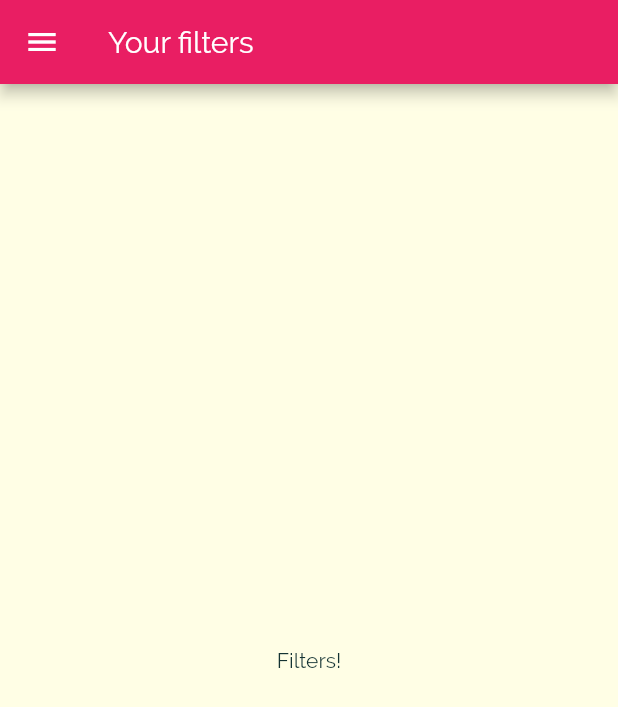
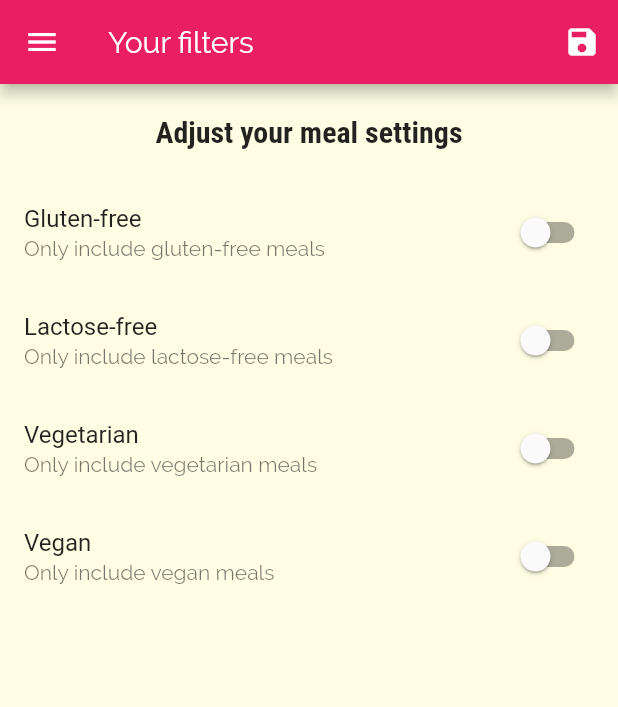
Before and after one commit to jimdis/flutter-udemy3, a Flutter app: the FiltersScreen screen opened by its route, on a phone screen of 412 x 824 dp. Shown: the top 707 px of the screen. Run offline on Flutter 3.47's test engine with Material 2 defaults, Android fonts, the phone set to English and light mode, and no system bars.

Commit message:
Finalizing app

```diff
--- a/lib/main.dart
+++ b/lib/main.dart
@@ -1,14 +1,71 @@
 import 'package:flutter/material.dart';
 
-import './screens/categories_screen.dart';
+import './dummy_data.dart';
 import './screens/category_meals_screen.dart';
 import './screens/meal_detail_screen.dart';
 import './screens/tabs_screen.dart';
 import './screens/filters_screen.dart';
+import './models/meal.dart';
 
 void main() => runApp(MyApp());
 
-class MyApp extends StatelessWidget {
+class MyApp extends StatefulWidget {
+  @override
+  _MyAppState createState() => _MyAppState();
+}
+
+class _MyAppState extends State<MyApp> {
+  Map<String, bool> _filters = {
+    'gluten': false,
+    'lactose': false,
+    'vegan': false,
+    'vegetarian': false,
+  };
+
+  List<Meal> _availableMeals = DUMMY_MEALS;
+  List<Meal> _favoriteMeals = [];
+
+  void _setFilters(Map<String, bool> filterData) {
+    setState(() {
+      _filters = filterData;
+      _availableMeals = DUMMY_MEALS.where((meal) {
+        if (_filters['gluten'] && !meal.isGlutenFree) {
+          return false;
+        }
+        if (_filters['lactose'] && !meal.isLactoseFree) {
+          return false;
+        }
+        if (_filters['vegan'] && !meal.isVegan) {
+          return false;
+        }
+        if (_filters['vegetarian'] && !meal.isVegetarian) {
+          return false;
+        }
+        return true;
+      }).toList();
+    });
+  }
+
+  void _toggleFavorite(String mealId) {
+    final existingIndex =
+        _favoriteMeals.indexWhere((meal) => meal.id == mealId);
+    if (existingIndex >= 0) {
+      setState(() {
+        _favoriteMeals.removeAt(existingIndex);
+      });
+    } else {
+      setState(() {
+        _favoriteMeals.add(
+          DUMMY_MEALS.firstWhere((meal) => meal.id == mealId),
+        );
+      });
+    }
+  }
+
+  bool isMealFavorite(String id) {
+    return _favoriteMeals.any((meal) => meal.id == id);
+  }
+
   @override
   Widget build(BuildContext context) {
     return MaterialApp(
@@ -29,10 +86,12 @@ class MyApp extends StatelessWidget {
       ),
       // home: CategoriesScreen(),
       routes: {
-        '/': (ctx) => TabsScreen(),
-        CategoryMealsScreen.routeName: (ctx) => CategoryMealsScreen(),
-        MealDetailScreen.routeName: (ctx) => MealDetailScreen(),
-        FiltersScreen.routeName: (ctx) => FiltersScreen(),
+        '/': (ctx) => TabsScreen(_favoriteMeals),
+        CategoryMealsScreen.routeName: (ctx) =>
+            CategoryMealsScreen(_availableMeals),
+        MealDetailScreen.routeName: (ctx) =>
+            MealDetailScreen(_toggleFavorite, isMealFavorite),
+        FiltersScreen.routeName: (ctx) => FiltersScreen(_filters, _setFilters),
       },
     );
   }
--- a/lib/screens/category_meals_screen.dart
+++ b/lib/screens/category_meals_screen.dart
@@ -1,11 +1,14 @@
 import 'package:flutter/material.dart';
 
-import '../dummy_data.dart';
 import '../widgets/meal_item.dart';
 import '../models/meal.dart';
 
 class CategoryMealsScreen extends StatefulWidget {
   static const routeName = '/category-meals';
+
+  final List<Meal> availableMeals;
+
+  CategoryMealsScreen(this.availableMeals);
 
   @override
   _CategoryMealsScreenState createState() => _CategoryMealsScreenState();
@@ -28,7 +31,7 @@ class _CategoryMealsScreenState extends State<CategoryMealsScreen> {
           ModalRoute.of(context).settings.arguments as Map<String, String>;
       final categoryid = routeArgs['id'];
       _categoryTitle = routeArgs['title'];
-      _displayedMeals = DUMMY_MEALS.where((meal) {
+      _displayedMeals = widget.availableMeals.where((meal) {
         return meal.categories.contains(categoryid);
       }).toList();
       _loadedInitData = true;
@@ -57,7 +60,6 @@ class _CategoryMealsScreenState extends State<CategoryMealsScreen> {
             affordability: _displayedMeals[index].affordability,
             complexity: _displayedMeals[index].complexity,
             imageUrl: _displayedMeals[index].imageUrl,
-            removeItem: _removeMeal,
           );
         },
         itemCount: _displayedMeals.length,
--- a/lib/screens/filters_screen.dart
+++ b/lib/screens/filters_screen.dart
@@ -2,18 +2,97 @@ import 'package:flutter/material.dart';
 
 import '../widgets/main_drawer.dart';
 
-class FiltersScreen extends StatelessWidget {
+class FiltersScreen extends StatefulWidget {
   static const routeName = '/filters';
+
+  final Map<String, bool> currentFilters;
+  final Function saveFilters;
+
+  FiltersScreen(this.currentFilters, this.saveFilters);
+
+  @override
+  _FiltersScreenState createState() => _FiltersScreenState();
+}
+
+class _FiltersScreenState extends State<FiltersScreen> {
+  Map<String, bool> _activeFilters;
+
+  @override
+  initState() {
+    _activeFilters = widget.currentFilters;
+    super.initState();
+  }
+
+  // var _glutenFree = false;
+  // var _vegetarian = false;
+  // var _vegan = false;
+  // var _lactoseFree = false;
+
+  Widget _buildSwitchListTile(
+      String title, String description, String filterKey) {
+    return SwitchListTile(
+      title: Text(title),
+      value: _activeFilters[filterKey],
+      subtitle: Text(description),
+      onChanged: (newValue) {
+        setState(() {
+          _activeFilters[filterKey] = newValue;
+        });
+      },
+    );
+  }
 
   @override
   Widget build(BuildContext context) {
     return Scaffold(
       appBar: AppBar(
         title: Text('Your filters'),
+        actions: <Widget>[
+          IconButton(
+            icon: Icon(Icons.save),
+            onPressed: () {
+              widget.saveFilters(_activeFilters);
+            },
+          )
+        ],
       ),
       drawer: MainDrawer(),
-      body: Center(
-        child: Text('Filters!'),
+      body: Column(
+        children: <Widget>[
+          Container(
+            padding: EdgeInsets.all(20),
+            child: Text(
+              'Adjust your meal settings',
+              style: Theme.of(context).textTheme.title,
+            ),
+          ),
+          Expanded(
+            child: ListView(
+              children: <Widget>[
+                _buildSwitchListTile(
+                  'Gluten-free',
+                  'Only include gluten-free meals',
+                  'gluten',
+                ),
+                _buildSwitchListTile(
+                  'Lactose-free',
+                  'Only include lactose-free meals',
+                  'lactose',
+                ),
+                _buildSwitchListTile(
+                  'Vegetarian',
+                  'Only include vegetarian meals',
+                  'vegetarian',
+                ),
+                _buildSwitchListTile(
+                  'Vegan',
+                  'Only include vegan meals',
+                  'vegan',
+                ),
+              ],
+            ),
+          )
+        ],
       ),
     );
   }
```
Also changed, not shown: lib/screens/favorites_screen.dart (+24 -1 lines), lib/screens/meal_detail_screen.dart (+8 -3 lines), lib/screens/tabs_screen.dart (+15 -4 lines), lib/widgets/meal_item.dart (+7 -10 lines).
